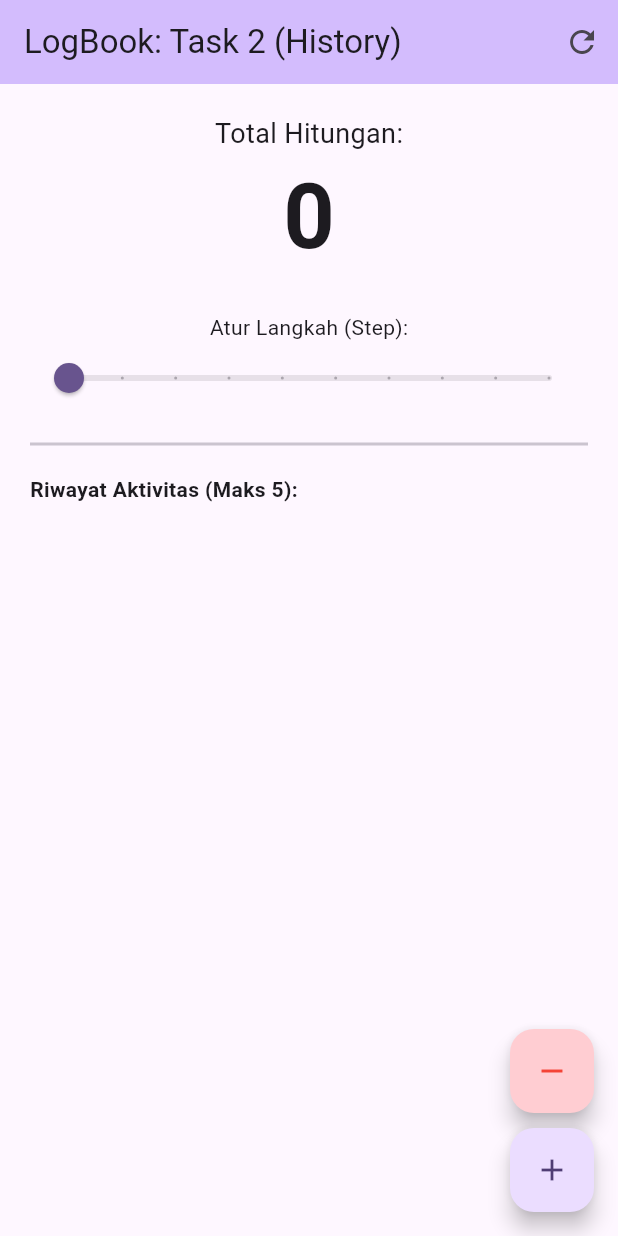
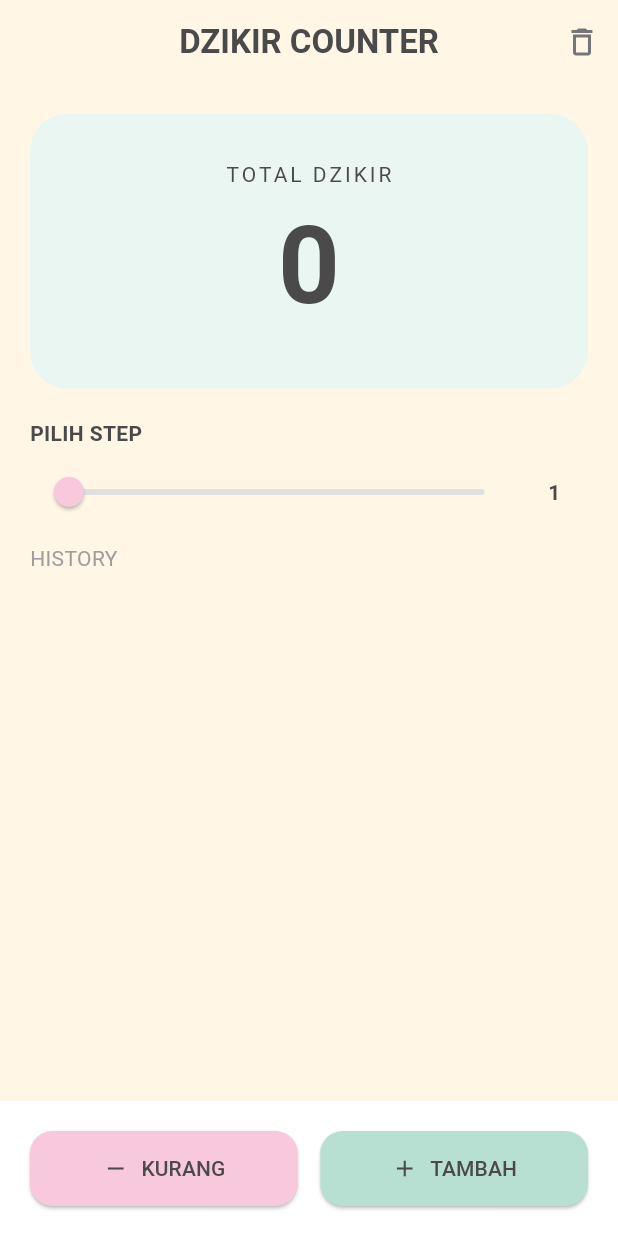
Before and after one commit to andhinwdyp/logbook_app_068, a Flutter app: the screen it shows after launch, on a phone screen of 412 x 824 dp. Run offline on Flutter 3.47's test engine with Material 3 defaults, Android fonts, the phone set to English and light mode, and no system bars.

Commit message:
homework: ui polishing & ux improvement

```diff
--- a/lib/counter_controller.dart
+++ b/lib/counter_controller.dart
@@ -1,52 +1,47 @@
 class CounterController {
   int _counter = 0;
   int _step = 1;
-
-  // 1. Variabel List untuk menyimpan riwayat (Task 2)
   final List<String> _history = [];
 
-  // Getter
   int get value => _counter;
   int get step => _step;
-  List<String> get history => _history; // Agar View bisa baca list-nya
+  List<String> get history => _history;
 
-  // --- LOGIKA PENCATATAN RIWAYAT (HOTS) ---
+  final List<int> stepOptions = [1, 5, 10, 25, 50, 100];
+
   void _addHistory(String message) {
-    // Tambahkan pesan baru ke urutan paling atas (index 0)
-    // DateTime.now() agar terlihat canggih ada jamnya
-    String timestamp = "${DateTime.now().hour}:${DateTime.now().minute}:${DateTime.now().second}";
-    _history.insert(0, "[$timestamp] $message");
+    DateTime now = DateTime.now();
+    String timestamp =
+        "${now.hour.toString().padLeft(2, '0')}:${now.minute.toString().padLeft(2, '0')}:${now.second.toString().padLeft(2, '0')}";
 
-    // Logic Limit 5 Data:
-    // Jika panjang list lebih dari 5, hapus yang paling bawah (terlama)
+    _history.insert(0, "$message ($timestamp)");
+
     if (_history.length > 5) {
       _history.removeLast();
     }
   }
 
-  // --- FUNGSI UTAMA ---
   void increment() {
     _counter += _step;
-    _addHistory("Ditambah $_step"); // Catat riwayat
+    _addHistory("NAIK +$_step");
   }
 
   void decrement() {
     if (_counter >= _step) {
       _counter -= _step;
-      _addHistory("Dikurang $_step"); // Catat riwayat
+      _addHistory("TURUN -$_step");
     } else {
       _counter = 0;
-      _addHistory("Dikurang mentok ke 0");
+      _addHistory("MENTOK KE 0");
     }
   }
 
   void reset() {
     _counter = 0;
-    _addHistory("Data di-reset"); // Catat riwayat
+    _addHistory("RESET DATA");
   }
 
   void setStep(int value) {
     _step = value;
-    // Gak perlu dicatat ke history, tapi kalau mau boleh aja
   }
 }
--- a/lib/counter_view.dart
+++ b/lib/counter_view.dart
@@ -1,5 +1,6 @@
 import 'package:flutter/material.dart';
 import 'counter_controller.dart';
+import 'history_widget.dart';
 
 class CounterView extends StatefulWidget {
   const CounterView({super.key});
@@ -11,84 +12,223 @@ class CounterView extends StatefulWidget {
 class _CounterViewState extends State<CounterView> {
   final CounterController _controller = CounterController();
 
+  void _confirmReset() {
+    showDialog(
+      context: context,
+      builder: (context) => AlertDialog(
+        title: const Text("dzikir akan di reset"),
+        content: const Text("yakin menghapus dzikir?"),
+        shape: RoundedRectangleBorder(borderRadius: BorderRadius.circular(15)),
+        actions: [
+          TextButton(
+            onPressed: () => Navigator.pop(context),
+            child: const Text("tidak"),
+          ),
+          ElevatedButton(
+            style: ElevatedButton.styleFrom(
+              backgroundColor: const Color(0xFFF8C8DC),
+            ),
+            onPressed: () {
+              Navigator.pop(context);
+              setState(() => _controller.reset());
+              ScaffoldMessenger.of(context).showSnackBar(
+                const SnackBar(
+                  content: Text("DZIKIR BERHASIL DI-RESET!"),
+                  behavior: SnackBarBehavior.floating,
+                ),
+              );
+            },
+            child: const Text("ya"),
+          ),
+        ],
+      ),
+    );
+  }
+
   @override
   Widget build(BuildContext context) {
     return Scaffold(
+      backgroundColor: const Color(0xFFFFF6E5),
       appBar: AppBar(
-        title: const Text("LogBook: Task 2 (History)"),
-        backgroundColor: Theme.of(context).colorScheme.inversePrimary,
-        // Tambahan tombol Reset kecil di pojok kanan atas
+        title: const Text(
+          "DZIKIR COUNTER",
+          style: TextStyle(fontWeight: FontWeight.bold),
+        ),
+        centerTitle: true,
+        elevation: 0,
+        backgroundColor: const Color(0xFFFFF6E5),
+        foregroundColor: const Color(0xFF4A4A4A),
         actions: [
           IconButton(
-            icon: const Icon(Icons.refresh),
-            onPressed: () => setState(() => _controller.reset()),
+            icon: const Icon(Icons.delete_outline,
+                color: Color(0xFF757575)),
+            onPressed: _confirmReset,
           ),
         ],
       ),
-      body: Padding(
-        padding: const EdgeInsets.all(20.0), // Biar gak mepet pinggir
+      body: Column(
+        children: [
+
+          // DISPLAY UTAMA
+          Container(
+            width: double.infinity,
+            margin: const EdgeInsets.all(20),
+            padding: const EdgeInsets.symmetric(vertical: 30),
+            decoration: BoxDecoration(
+  color: const Color(0xFFEAF6F1),
+  borderRadius: BorderRadius.circular(25),
+),
+
             child: Column(
               children: [
-            // --- BAGIAN ATAS (Counter & Slider) ---
-            const Text('Total Hitungan:', style: TextStyle(fontSize: 18)),
+                const Text(
+                  "TOTAL DZIKIR",
+                  style: TextStyle(
+                    color: Color(0xFF4A4A4A),
+                    letterSpacing: 2,
+                  ),
+                ),
                 Text(
                   '${_controller.value}',
-              style: const TextStyle(fontSize: 60, fontWeight: FontWeight.bold),
+                  style: const TextStyle(
+                    fontSize: 72,
+                    fontWeight: FontWeight.bold,
+                    color: Color(0xFF4A4A4A),
                   ),
-            const SizedBox(height: 20),
-
-            const Text("Atur Langkah (Step):"),
-            Slider(
-              min: 1, max: 10, divisions: 9,
-              label: _controller.step.toString(),
-              value: _controller.step.toDouble(),
-              onChanged: (v) => setState(() => _controller.setStep(v.toInt())),
+                ),
+              ],
+            ),
           ),
 
-            const Divider(thickness: 2, height: 40), // Garis pembatas
-
-            // --- BAGIAN BAWAH (TASK 2: HISTORY LIST) ---
-            const Align(
-              alignment: Alignment.centerLeft,
-              child: Text("Riwayat Aktivitas (Maks 5):",
-                  style: TextStyle(fontWeight: FontWeight.bold)),
+          Padding(
+  padding: const EdgeInsets.symmetric(horizontal: 20),
+  child: Column(
+    crossAxisAlignment: CrossAxisAlignment.start,
+    children: [
+      const Text(
+        "PILIH STEP",
+        style: TextStyle(
+          fontWeight: FontWeight.w600,
+          color: Color(0xFF4A4A4A),
+        ),
+      ),
+      const SizedBox(height: 5),
+      Row(
+        children: [
+          Expanded(
+            child: SliderTheme(
+              data: SliderTheme.of(context).copyWith(
+                activeTrackColor: const Color(0xFFB8E0D2),
+                inactiveTrackColor: const Color(0xFFE0E0E0),
+                thumbColor: const Color(0xFFF8C8DC),
+                overlayColor: const Color(0xFFF8C8DC).withValues(alpha: 0.2),
+              ),
+              child: Slider(
+                min: 1,
+                max: 100,
+                divisions: 99,
+                value: _controller.step.toDouble(),
+                label: _controller.step.toString(),
+                onChanged: (value) {
+                  setState(() {
+                    _controller.setStep(value.toInt());
+                  });
+                },
+              ),
+            ),
+          ),
+          Container(
+            width: 45,
+            alignment: Alignment.center,
+            child: Text(
+              _controller.step.toString(),
+              style: const TextStyle(
+                fontWeight: FontWeight.bold,
+                color: Color(0xFF4A4A4A),
+              ),
+            ),
+          )
+        ],
+      ),
+    ],
+  ),
 ),
 
-            // PENTING: Gunakan Expanded agar ListView muncul
+
+          const SizedBox(height: 10),
+
+          // HISTORY
+          Expanded(
+            child: Padding(
+              padding: const EdgeInsets.symmetric(horizontal: 20),
+              child: Column(
+                crossAxisAlignment: CrossAxisAlignment.start,
+                children: [
+                  const Text("HISTORY",
+                      style: TextStyle(color: Colors.grey)),
+                  const SizedBox(height: 10),
                   Expanded(
                     child: ListView.builder(
                       itemCount: _controller.history.length,
                       itemBuilder: (context, index) {
-                  return Card(
-                    elevation: 2, // Efek bayangan dikit
-                    margin: const EdgeInsets.symmetric(vertical: 5),
-                    child: ListTile(
-                      leading: const Icon(Icons.history, color: Colors.blue),
-                      title: Text(_controller.history[index]),
-                    ),
-                  );
+                        return HistoryTile(
+                            log: _controller.history[index]);
                       },
                     ),
                   ),
                 ],
               ),
             ),
-      floatingActionButton: Column(
-        mainAxisAlignment: MainAxisAlignment.end,
+          ),
+
+          // BUTTON BAWAH
+          Container(
+            padding: const EdgeInsets.all(20),
+            color: Colors.white,
+            child: Row(
               children: [
-          // Tombol Kurang
-          FloatingActionButton(
-            heroTag: "btnDec", // Wajib beda tag kalau ada 2 FAB
-            onPressed: () => setState(() => _controller.decrement()),
-            backgroundColor: Colors.red[100],
-            child: const Icon(Icons.remove, color: Colors.red),
+
+                // KURANG
+                Expanded(
+                  child: ElevatedButton.icon(
+                    style: ElevatedButton.styleFrom(
+                      backgroundColor: const Color(0xFFF8C8DC),
+                      foregroundColor: const Color(0xFF4A4A4A),
+                      padding:
+                          const EdgeInsets.symmetric(vertical: 15),
+                      shape: RoundedRectangleBorder(
+                        borderRadius: BorderRadius.circular(15),
                       ),
-          const SizedBox(height: 10),
-          // Tombol Tambah
-          FloatingActionButton(
-            heroTag: "btnInc",
-            onPressed: () => setState(() => _controller.increment()),
-            child: const Icon(Icons.add),
+                    ),
+                    onPressed: () =>
+                        setState(() => _controller.decrement()),
+                    icon: const Icon(Icons.remove),
+                    label: const Text("KURANG"),
+                  ),
+                ),
+
+                const SizedBox(width: 15),
+
+                // TAMBAH
+                Expanded(
+                  child: ElevatedButton.icon(
+                    style: ElevatedButton.styleFrom(
+                      backgroundColor: const Color(0xFFB8E0D2),
+                      foregroundColor: const Color(0xFF4A4A4A),
+                      padding:
+                          const EdgeInsets.symmetric(vertical: 15),
+                      shape: RoundedRectangleBorder(
+                        borderRadius: BorderRadius.circular(15),
+                      ),
+                    ),
+                    onPressed: () =>
+                        setState(() => _controller.increment()),
+                    icon: const Icon(Icons.add),
+                    label: const Text("TAMBAH"),
+                  ),
+                ),
+              ],
+            ),
           ),
         ],
       ),
```
Also changed, not shown: lib/history_widget.dart (added, +45 -0 lines). Lines whose indentation alone changed are shown as unchanged.
